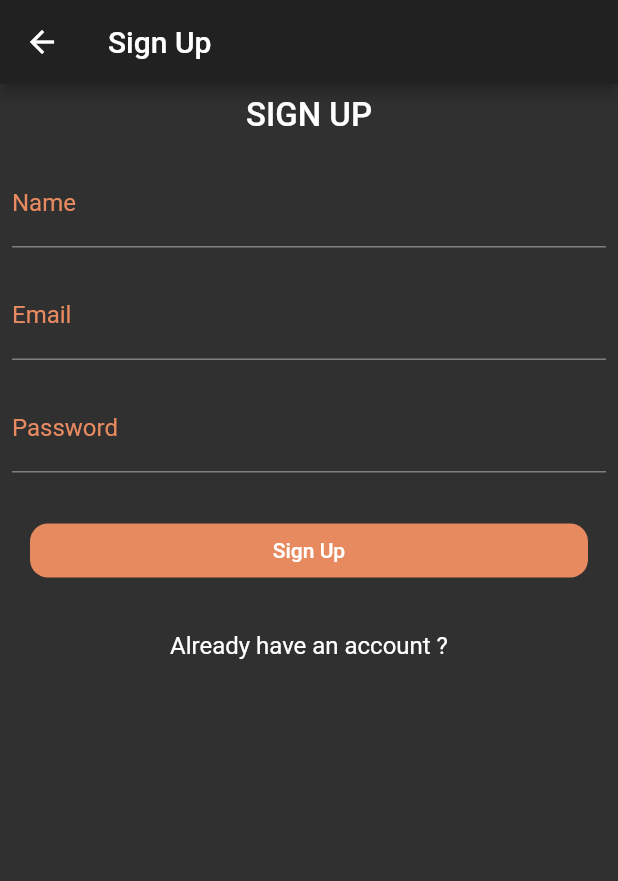
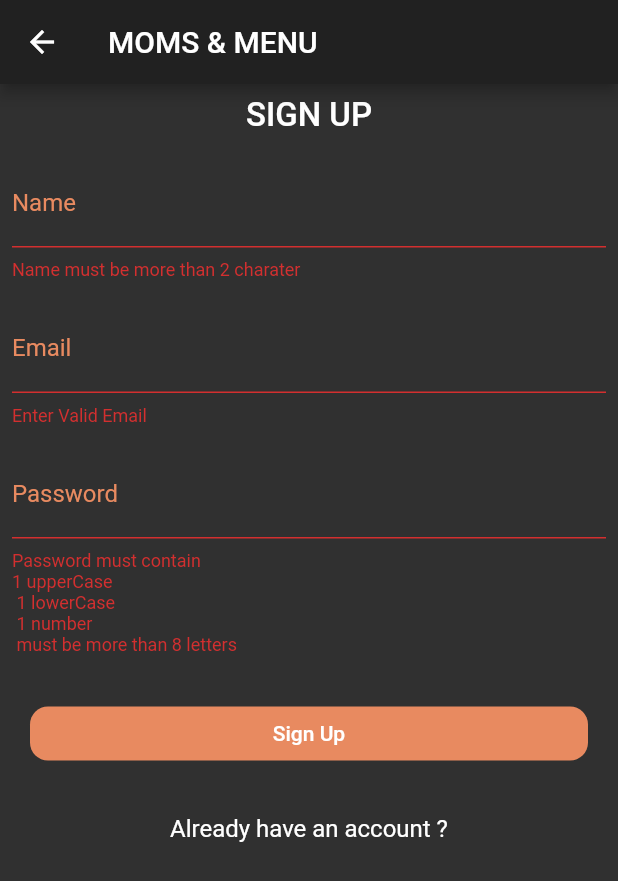
Before and after one commit to shivani7n7/mom_menu, a Flutter app: the SignUp screen opened by its route, after a tap on "Sign Up", on a phone screen of 412 x 824 dp. Shown: the top 881 px of the screen. Run offline on Flutter 3.47's test engine with Material 2 defaults, Android fonts, the light colour scheme and no system bars; our stand-ins replace carousel_pro, splashscreen, toggle_switch.

Commit message:
Initial commit

```diff
--- a/lib/Screens/sign_up.dart
+++ b/lib/Screens/sign_up.dart
@@ -6,14 +6,22 @@ class SignUp extends StatefulWidget {
 }
 
 class _SignUpState extends State<SignUp> {
+  final GlobalKey<FormState> _formKey = GlobalKey<FormState>();
+  bool _autovalidate = false;
+  String _name, _email, _password;
+
   @override
   Widget build(BuildContext context) {
     return SafeArea(
       child: Scaffold(
         appBar: AppBar(
-          title: Text('Sign Up'),
+          title: Text('MOMS & MENU'),
         ),
-        body: Column(
+        body: Container(
+          child: Form(
+            key: _formKey,
+            autovalidate: _autovalidate,
+            child: Column(
               children: <Widget>[
                 Padding(
                   padding: const EdgeInsets.all(8.0),
@@ -32,8 +40,8 @@ class _SignUpState extends State<SignUp> {
                     children: <Widget>[
                       Padding(
                         padding: const EdgeInsets.all(8.0),
-                    child: TextField(
-                      keyboardType: TextInputType.emailAddress,
+                        child: TextFormField(
+                          keyboardType: TextInputType.text,
                           decoration: InputDecoration(
                             labelText: 'Name',
                             labelStyle: TextStyle(
@@ -45,11 +53,15 @@ class _SignUpState extends State<SignUp> {
                               ),
                             ),
                           ),
+                          validator: validateName,
+                          onSaved: (String val) {
+                            _name = val;
+                          },
                         ),
                       ),
                       Padding(
                         padding: const EdgeInsets.all(8.0),
-                    child: TextField(
+                        child: TextFormField(
                             keyboardType: TextInputType.emailAddress,
                             decoration: InputDecoration(
                               labelText: 'Email',
@@ -62,11 +74,15 @@ class _SignUpState extends State<SignUp> {
                                 ),
                               ),
                             ),
-                    ),
+                            validator: validateEmail,
+                            onSaved: (String val) {
+                              _email = val;
+                            }),
                       ),
                       Padding(
                         padding: const EdgeInsets.all(8.0),
-                    child: TextField(
+                        child: TextFormField(
+                            keyboardType: TextInputType.text,
                             decoration: InputDecoration(
                               labelText: 'Password',
                               labelStyle: TextStyle(
@@ -79,7 +95,10 @@ class _SignUpState extends State<SignUp> {
                               ),
                             ),
                             obscureText: true,
-                    ),
+                            validator: validatePassword,
+                            onSaved: (String val) {
+                              _password = val;
+                            }),
                       ),
                     ],
                   ),
@@ -94,7 +113,7 @@ class _SignUpState extends State<SignUp> {
                     child: FlatButton(
                       color: Color(0xFFE88A60),
                       child: Text('Sign Up'),
-                  onPressed: () {},
+                      onPressed: _validateInputs,
                     ),
                   ),
                 ),
@@ -115,6 +134,47 @@ class _SignUpState extends State<SignUp> {
               ],
             ),
           ),
+        ),
+      ),
     );
   }
+
+  String validateName(String value) {
+    if (value.length < 3)
+      return 'Name must be more than 2 charater';
+    else
+      return null;
   }
+
+  String validateEmail(String value) {
+    Pattern pattern =
+        r'^(([^<>()[\]\\.,;:\s@\"]+(\.[^<>()[\]\\.,;:\s@\"]+)*)|(\".+\"))@((\[[0-9]{1,3}\.[0-9]{1,3}\.[0-9]{1,3}\.[0-9]{1,3}\])|(([a-zA-Z\-0-9]+\.)+[a-zA-Z]{2,}))$';
+    RegExp regex = new RegExp(pattern);
+    if (!regex.hasMatch(value))
+      return 'Enter Valid Email';
+    else
+      return null;
+  }
+
+  String validatePassword(String value) {
+    String pattern = r'^(?=.*?[A-Z])(?=.*?[a-z])(?=.*?[0-9]).{8,}$';
+    RegExp regex = new RegExp(pattern);
+    if (!regex.hasMatch(value))
+      return 'Password must contain \n'
+          '1 upperCase \n '
+          '1 lowerCase\n 1 number \n must be more '
+          'than 8 letters';
+    else
+      return null;
+  }
+
+  void _validateInputs() {
+    if (_formKey.currentState.validate()) {
+      _formKey.currentState.save();
+    } else {
+      setState(() {
+        _autovalidate = true;
+      });
+    }
+  }
+}
--- a/lib/components/cuisineTypeListView.dart
+++ b/lib/components/cuisineTypeListView.dart
@@ -36,8 +36,7 @@ class CuisineTypeHorizontalView extends StatelessWidget {
             cuisineCaption: 'Paratha',
           ),
           Cuisine(
-            cuisineImage:
-                'images/mainpagefoodimages/cuisinetype/pav bhaji.jpeg',
+            cuisineImage: 'images/mainpagefoodimages/cuisinetype/idli.jpg',
             cuisineCaption: 'Snacks',
           ),
           Cuisine(
--- a/lib/main.dart
+++ b/lib/main.dart
@@ -1,5 +1,6 @@
 import 'package:flutter/material.dart';
 import 'package:mom_menu/Screens/login.dart';
+import 'package:mom_menu/Screens/menu_page.dart';
 import 'package:mom_menu/Screens/sign_up.dart';
 import 'package:mom_menu/Screens/splash_screen.dart';
 import 'package:mom_menu/Screens/main_screen_page.dart';
@@ -14,6 +15,7 @@ void main() {
         '/login': (context) => LogIn(),
         '/signup': (context) => SignUp(),
         '/mainPage': (context) => MainPage(),
+        '/menuPage': (context) => MenuPage(),
       },
       theme: ThemeData.dark(),
     ),
--- a/lib/models/kitchen.dart
+++ b/lib/models/kitchen.dart
@@ -75,6 +75,8 @@ class _KitchenState extends State<Kitchen> {
   @override
   Widget build(BuildContext context) {
     return ListView.builder(
+        shrinkWrap: true,
+        physics: NeverScrollableScrollPhysics(),
         itemCount: menuList.length,
         itemBuilder: (BuildContext context, int index) {
           return SingleMenu(
@@ -114,7 +116,7 @@ class SingleMenu extends StatelessWidget {
           GridTile(
             child: ListTile(
               onTap: () {
-                print('hsj');
+                Navigator.pushNamed(context, '/menuPage');
               },
               leading: Image.asset(
                 tiffinPic,
@@ -133,7 +135,7 @@ class SingleMenu extends StatelessWidget {
                   Row(
                     mainAxisAlignment: MainAxisAlignment.spaceBetween,
                     children: <Widget>[
-                      Text('\$$price'),
+                      Text('₹ $price'),
                       Text(vegNonVeg),
                     ],
                   ),
--- a/pubspec.yaml
+++ b/pubspec.yaml
@@ -15,6 +15,7 @@ dependencies:
   splashscreen: ^1.2.0
   carousel_slider: ^1.3.0
   carousel_pro: ^1.0.0
+  toggle_switch: "^0.1.4"
 
 dev_dependencies:
   flutter_test:
```
Also changed, not shown: lib/Screens/login.dart (+40 -2 lines), lib/Screens/main_screen_page.dart (+5 -2 lines), lib/Screens/menu_page.dart (added, +162 -0 lines), lib/models/menu_item.dart (added, +186 -0 lines), pubspec.lock, 1 other file. Lines whose indentation alone changed are shown as unchanged.
